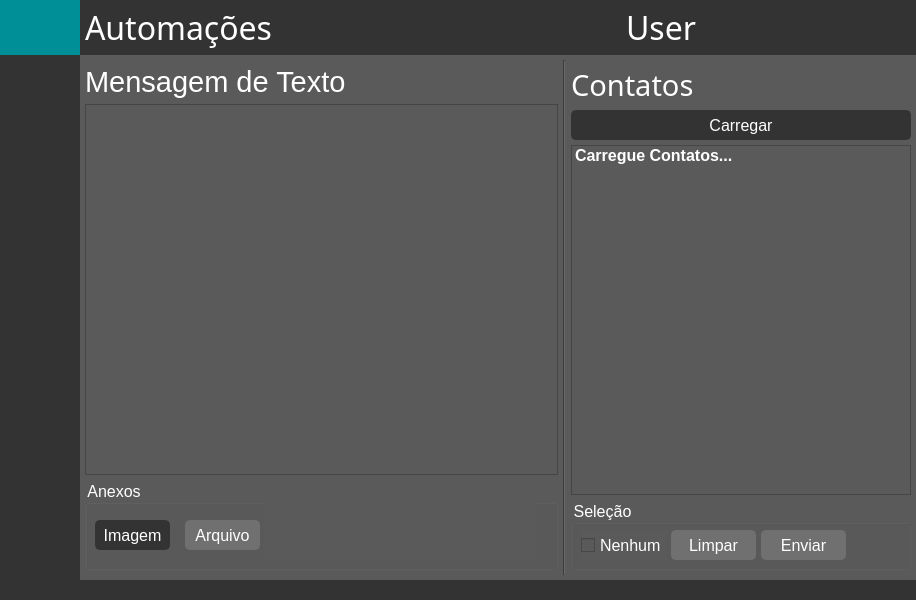
This is ui_main.ui in lucasspeixoto/dentalar_bots as Qt 5 draws it before an edit. The edited form follows.
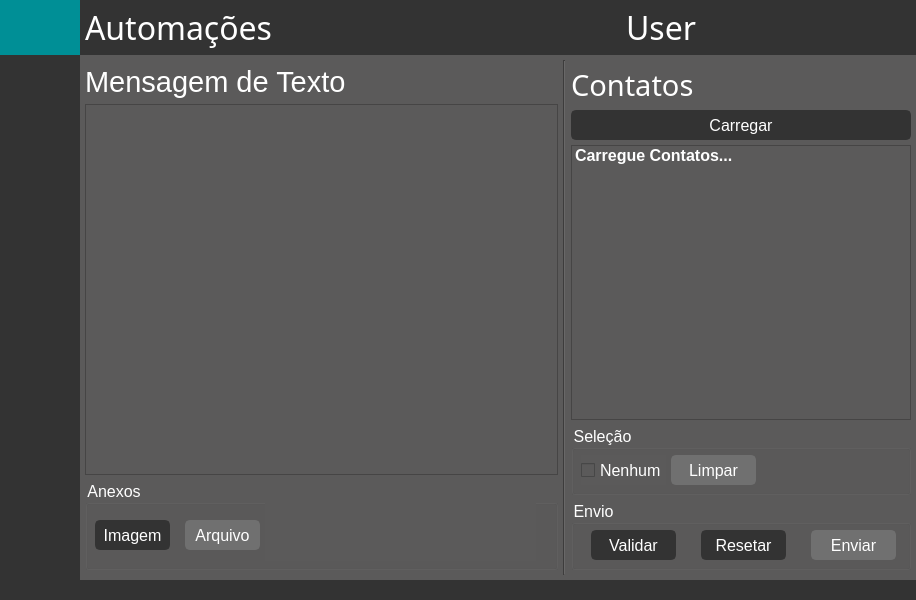
This is the edited form. Icons and pictures are not drawn.

Commit message: Include validation for send whatsapp messages, logic and ui update

Diff of the .ui file:
```diff
--- a/ui_main.ui
+++ b/ui_main.ui
@@ -1726,50 +1726,6 @@
                         <string>Limpar</string>
                        </property>
                       </widget>
-                      <widget class="QPushButton" name="send_whatsapp_messages_button">
-                       <property name="enabled">
-                        <bool>false</bool>
-                       </property>
-                       <property name="geometry">
-                        <rect>
-                         <x>190</x>
-                         <y>30</y>
-                         <width>85</width>
-                         <height>30</height>
-                        </rect>
-                       </property>
-                       <property name="font">
-                        <font>
-                         <family>Segoe UI</family>
-                         <pointsize>12</pointsize>
-                        </font>
-                       </property>
-                       <property name="styleSheet">
-                        <string notr="true">QPushButton {
-	border: 2px solid rgb(51,51,51);
-	border-radius: 5px;	
-	color:rgb(255,255,255);
-	background-color: rgb(51,51,51);
-}
-QPushButton:hover {
-	border: 2px solid rgb(0,143,150);
-	background-color: rgb(0,143,150);
-}
-QPushButton:pressed {	
-	border: 2px solid rgb(0,143,150);
-	background-color: rgb(51,51,51);
-}
-
-QPushButton:disabled {	
-	border-radius: 5px;	
-	border: 2px solid rgb(112,112,112);
-	background-color: rgb(112,112,112);
-}</string>
-                       </property>
-                       <property name="text">
-                        <string>Enviar</string>
-                       </property>
-                      </widget>
                       <widget class="QCheckBox" name="send_to_all_contacts_checkbox">
                        <property name="geometry">
                         <rect>
@@ -1799,6 +1755,156 @@
                       </widget>
                      </widget>
                     </item>
+                    <item>
+                     <widget class="QGroupBox" name="whatsapp_send_messages_groupbox">
+                      <property name="minimumSize">
+                       <size>
+                        <width>0</width>
+                        <height>70</height>
+                       </size>
+                      </property>
+                      <property name="font">
+                       <font>
+                        <family>Segoe UI</family>
+                        <pointsize>12</pointsize>
+                       </font>
+                      </property>
+                      <property name="styleSheet">
+                       <string notr="true">QGroupBox {
+	color:rgb(255,255,255);
+}</string>
+                      </property>
+                      <property name="title">
+                       <string>Envio</string>
+                      </property>
+                      <widget class="QPushButton" name="send_whatsapp_messages_button">
+                       <property name="enabled">
+                        <bool>false</bool>
+                       </property>
+                       <property name="geometry">
+                        <rect>
+                         <x>240</x>
+                         <y>30</y>
+                         <width>85</width>
+                         <height>30</height>
+                        </rect>
+                       </property>
+                       <property name="font">
+                        <font>
+                         <family>Segoe UI</family>
+                         <pointsize>12</pointsize>
+                        </font>
+                       </property>
+                       <property name="styleSheet">
+                        <string notr="true">QPushButton {
+	border: 2px solid rgb(51,51,51);
+	border-radius: 5px;	
+	color:rgb(255,255,255);
+	background-color: rgb(51,51,51);
+}
+QPushButton:hover {
+	border: 2px solid rgb(0,143,150);
+	background-color: rgb(0,143,150);
+}
+QPushButton:pressed {	
+	border: 2px solid rgb(0,143,150);
+	background-color: rgb(51,51,51);
+}
+
+QPushButton:disabled {	
+	border-radius: 5px;	
+	border: 2px solid rgb(112,112,112);
+	background-color: rgb(112,112,112);
+}</string>
+                       </property>
+                       <property name="text">
+                        <string>Enviar</string>
+                       </property>
+                      </widget>
+                      <widget class="QPushButton" name="validate_whatsapp_sending_button">
+                       <property name="geometry">
+                        <rect>
+                         <x>20</x>
+                         <y>30</y>
+                         <width>85</width>
+                         <height>30</height>
+                        </rect>
+                       </property>
+                       <property name="font">
+                        <font>
+                         <family>Segoe UI</family>
+                         <pointsize>12</pointsize>
+                        </font>
+                       </property>
+                       <property name="styleSheet">
+                        <string notr="true">QPushButton {
+	border: 2px solid rgb(51,51,51);
+	border-radius: 5px;	
+	color:rgb(255,255,255);
+	background-color: rgb(51,51,51);
+}
+QPushButton:hover {
+	border: 2px solid rgb(0,143,150);
+	background-color: rgb(0,143,150);
+}
+QPushButton:pressed {	
+	border: 2px solid rgb(0,143,150);
+	background-color: rgb(51,51,51);
+}
+
+QPushButton:disabled {	
+	border-radius: 5px;	
+	border: 2px solid rgb(112,112,112);
+	background-color: rgb(112,112,112);
+}</string>
+                       </property>
+                       <property name="text">
+                        <string>Validar</string>
+                       </property>
+                      </widget>
+                      <widget class="QPushButton" name="reset_validations_whatsapp_sending_button">
+                       <property name="geometry">
+                        <rect>
+                         <x>130</x>
+                         <y>30</y>
+                         <width>85</width>
+                         <height>30</height>
+                        </rect>
+                       </property>
+                       <property name="font">
+                        <font>
+                         <family>Segoe UI</family>
+                         <pointsize>12</pointsize>
+                        </font>
+                       </property>
+                       <property name="styleSheet">
+                        <string notr="true">QPushButton {
+	border: 2px solid rgb(51,51,51);
+	border-radius: 5px;	
+	color:rgb(255,255,255);
+	background-color: rgb(51,51,51);
+}
+QPushButton:hover {
+	border: 2px solid rgb(0,143,150);
+	background-color: rgb(0,143,150);
+}
+QPushButton:pressed {	
+	border: 2px solid rgb(0,143,150);
+	background-color: rgb(51,51,51);
+}
+
+QPushButton:disabled {	
+	border-radius: 5px;	
+	border: 2px solid rgb(112,112,112);
+	background-color: rgb(112,112,112);
+}</string>
+                       </property>
+                       <property name="text">
+                        <string>Resetar</string>
+                       </property>
+                      </widget>
+                     </widget>
+                    </item>
                    </layout>
                   </widget>
                  </item>
```
Left out of the diff: 24 changed lines with no effect on the pictures. The commit also changes 22 other files.
